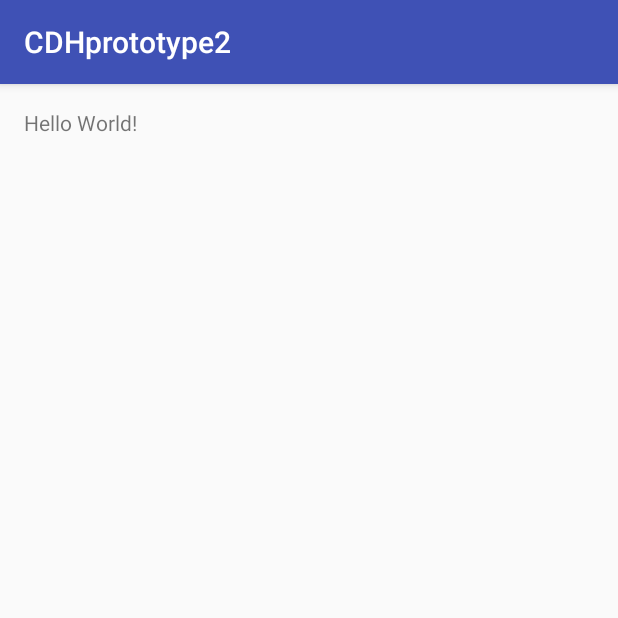
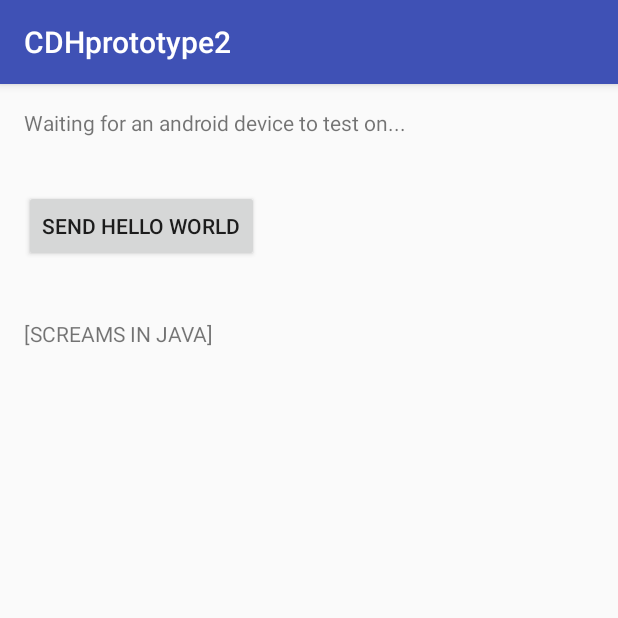
Before and after one commit to Thunderbird-CDH-Payload/2015, an Android app: the screen it shows after launch (MainActivity), on a phone screen of 412 x 824 dp, the top half of it. Run offline under Robolectric (Android 15) with nearby library versions, the phone set to English and light mode, and no system bars.

Commit message:
Framework for communicating with the camera
The apk at \app\app-release.apk will automatically start on android
reboot. Tapping the button should send a few bytes to any connected
Android (requires Arduino Communicator to be installed) and takes an
image through main camera (and dumps the raw image on external storage).
Try it out, it will probably not set your phone on fire.

```diff
--- a/Android/CDHprototype2/app/src/main/java/com/example/aschere/cdhprototype2/BootUpReceiver.java
+++ b/Android/CDHprototype2/app/src/main/java/com/example/aschere/cdhprototype2/BootUpReceiver.java
@@ -16,8 +16,8 @@ public class BootUpReceiver extends BroadcastReceiver
 		// TODO: This method is called when the BroadcastReceiver is receiving
 
 		// Start Service On Boot Start Up
-		//Intent service = new Intent(context, TestService.class);
-		//context.startService(service);
+		Intent service = new Intent(context, DataFromArduinoReceiver.class);
+		context.startService(service);
 
 		//Start App On Boot Start Up
 		Intent App = new Intent(context, MainActivity.class);
--- a/Android/CDHprototype2/app/src/main/java/com/example/aschere/cdhprototype2/MainActivity.java
+++ b/Android/CDHprototype2/app/src/main/java/com/example/aschere/cdhprototype2/MainActivity.java
@@ -3,15 +3,43 @@ package com.example.aschere.cdhprototype2;
 import android.content.Intent;
 import android.support.v7.app.AppCompatActivity;
 import android.os.Bundle;
+import android.util.Log;
+import android.view.View;
+import android.widget.Button;
+import android.widget.TextView;
+
+import java.util.ArrayList;
+import java.util.Arrays;
 
 public class MainActivity extends AppCompatActivity
 {
+	protected static ArrayList<byte[]> magicNumber;
+	public static TextView receivedDataDisplayer;
+	protected static CaptureCamera cameraHandler = new CaptureCamera();
 
 	@Override
 	protected void onCreate(Bundle savedInstanceState)
 	{
 		super.onCreate(savedInstanceState);
 		setContentView(R.layout.activity_main);
+		Button sendHelloWorld = (Button) findViewById(R.id.sendHelloWorldButton);
+		receivedDataDisplayer = (TextView) findViewById(R.id.receivedTextView);
+		sendHelloWorld.setOnClickListener(new View.OnClickListener()
+		{
+			@Override
+			public void onClick(View v)
+			{
+				byte[] helloWorldArray = new byte[] {'H', 'e', 'l', 'l', 'o', ' ', 'W', 'o', 'r', 'l', 'd', '!'};
+				System.out.println(Arrays.toString(helloWorldArray));
+				sendDataToArduino(helloWorldArray);
+				takeCameraImage();
+
+			}
+		});
+
+		byte[] iAmReadySignal = {0x00, 0x11, 0x22};
+		// this signal will be sent to the arduino indicating that the android's ready and parents ain't home
+		sendDataToArduino(iAmReadySignal);
 		this.onResume();
 	}
 
@@ -30,4 +58,16 @@ public class MainActivity extends AppCompatActivity
 		this.getApplicationContext().sendBroadcast(sendingIntent);
 		return true;
 	}
+
+	public byte[] takeCameraImage()
+	{
+		if(!cameraHandler.checkCameraHardware(this.getApplicationContext()))
+		{
+			Log.e("MainActivity", "Mission Fail! Can't connect to camera!");
+			return null;
+		}
+		return cameraHandler.captureImage();
+	}
+
+
 }
--- a/Android/CDHprototype2/app/src/main/res/layout/activity_main.xml
+++ b/Android/CDHprototype2/app/src/main/res/layout/activity_main.xml
@@ -11,7 +11,20 @@
 		tools:context = "com.example.aschere.cdhprototype2.MainActivity">
 
 	<TextView
-			android:text = "Hello World!"
+			android:text = "Waiting for an android device to test on..."
 			android:layout_width = "wrap_content"
-			android:layout_height = "wrap_content"/>
+			android:layout_height = "wrap_content" android:id = "@+id/textView"/>
+	<Button
+			android:layout_width = "wrap_content"
+			android:layout_height = "wrap_content"
+			android:text = "Send Hello World"
+			android:id = "@+id/sendHelloWorldButton" android:layout_below = "@+id/textView" android:layout_alignParentLeft = "true"
+			android:layout_alignParentStart = "true" android:layout_marginTop = "35dp"/>
+	<TextView
+			android:layout_width = "wrap_content"
+			android:layout_height = "wrap_content"
+			android:text = "[SCREAMS IN JAVA]"
+			android:id = "@+id/receivedTextView" android:layout_below = "@+id/sendHelloWorldButton"
+			android:layout_alignParentLeft = "true" android:layout_alignParentStart = "true"
+			android:layout_marginTop = "38dp"/>
 </RelativeLayout>
```
Also changed, not shown: Android/CDHprototype2/app/src/main/AndroidManifest.xml (+8 -0 lines), Android/CDHprototype2/app/src/main/java/com/example/aschere/cdhprototype2/Algorithms.java (added, +23 -0 lines), Android/CDHprototype2/app/src/main/java/com/example/aschere/cdhprototype2/CaptureCamera.java (added, +104 -0 lines), Android/CDHprototype2/app/src/main/java/com/example/aschere/cdhprototype2/DataFromArduinoReceiver.java (+18 -3 lines), 1 other file.
